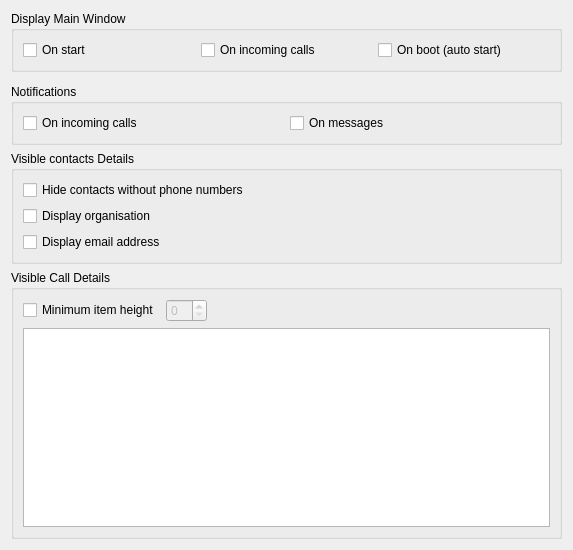
Above: src/conf/dlgdisplaybase.ui from KDE/ring-kde before the change. Below: the same form after it.
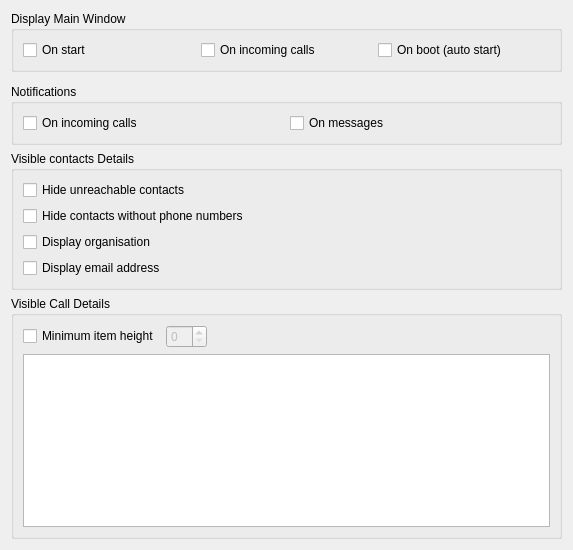
That is the form after the change.

Commit message:
contact: Enable Akonadi support again
Most features from the previous releases seem to work again
with the KF5 version of Akonadi.

What changed in the file:
```diff
--- a/src/conf/dlgdisplaybase.ui
+++ b/src/conf/dlgdisplaybase.ui
@@ -101,6 +101,16 @@
       <string>Visible contacts Details</string>
      </property>
      <layout class="QVBoxLayout" name="verticalLayout_2">
+      <item>
+       <widget class="QCheckBox" name="kcfg_hideUnreachable">
+        <property name="toolTip">
+         <string>Hide a contact when there is no enabled account that can reach him/her</string>
+        </property>
+        <property name="text">
+         <string>Hide unreachable contacts</string>
+        </property>
+       </widget>
+      </item>
       <item>
        <widget class="QCheckBox" name="kcfg_hidePersonWithoutPhone">
         <property name="text">
```
The commit also changes 11 other files.
